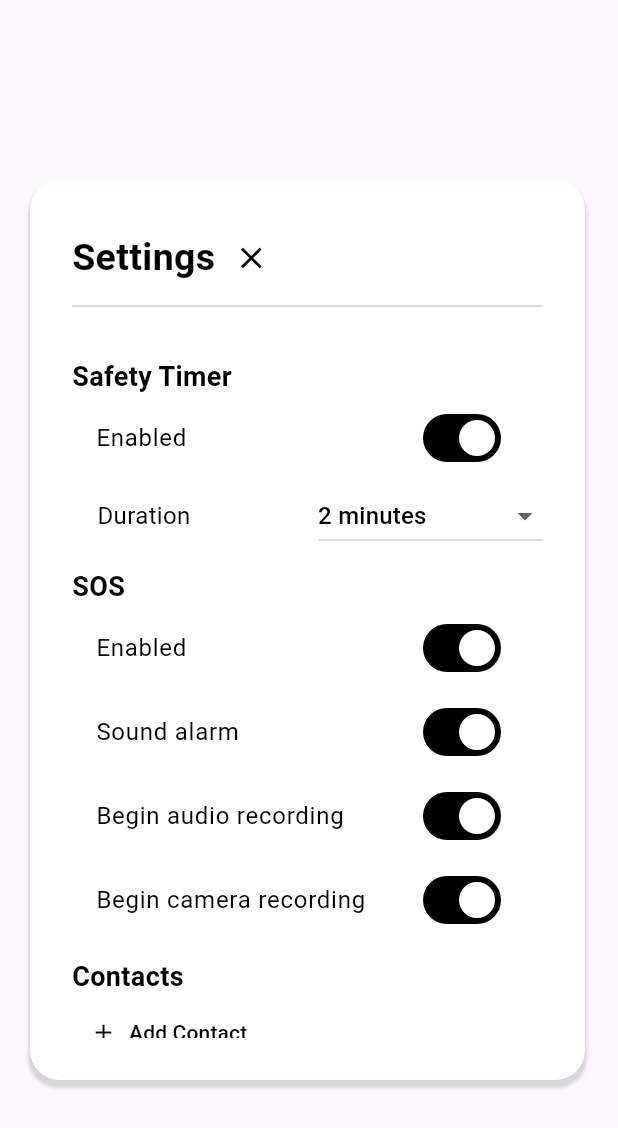
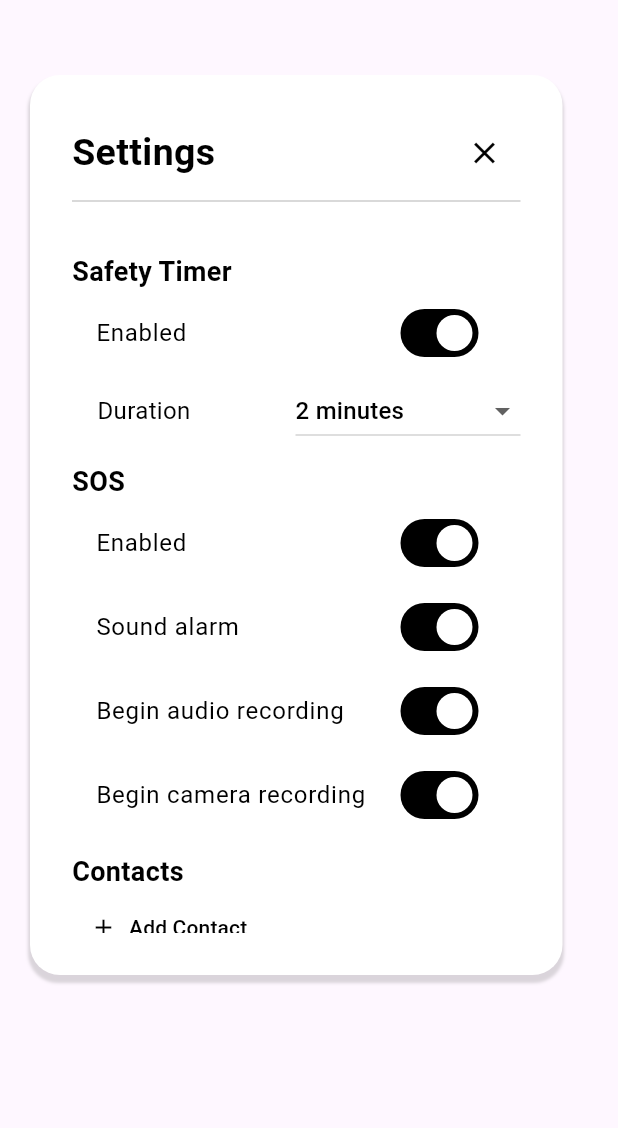
Before and after one commit to Reaper3484/TrustMap, a Flutter app: the HamburgerMenu widget shown alone on an empty page, opened directly, after a tap on the "menu" icon, on a phone screen of 412 x 824 dp. Shown: the top 1128 px of the screen. Run offline on Flutter 3.47's test engine with Material 3 defaults, Android fonts, the phone set to English and light mode, and no system bars; our stand-ins replace firebase_core, firebase_messaging, flutter_dotenv, flutter_local_notifications, google_maps_flutter, jwt_decoder and 3 more; accounts and stored records are empty.

Commit message:
Fixed up the UI

```diff
--- a/lib/google_map.dart
+++ b/lib/google_map.dart
@@ -469,8 +469,8 @@ class _GoogleMapFlutterState extends State<GoogleMapFlutter> {
 
           // Search Bar
           Positioned(
-            top: 40,
-            left: 20,
+            top: 50,
+            left: 90,
             right: 20,
             child: Column(
               children: [
@@ -575,7 +575,6 @@ class _GoogleMapFlutterState extends State<GoogleMapFlutter> {
 
           // Draggable Bottom Sheet (Overlay)
           ReviewSheet(reviews: _reviews, adminReviews: _adminReviews, safetyScore: currentSafetyScore, location: _droppedPinAddress),
-          HamburgerMenu(),
           // Refresh Button (Below Hamburger Menu)
           Positioned(
             top: 120, // Adjust as needed to position below the hamburger menu
@@ -615,6 +614,7 @@ class _GoogleMapFlutterState extends State<GoogleMapFlutter> {
             ),
           ),
 
+          HamburgerMenu(),
           Positioned(
             bottom: 50, // Adjust for vertical position
             right: 20, // Adjust for horizontal position
--- a/lib/hamburger.dart
+++ b/lib/hamburger.dart
@@ -108,7 +108,7 @@ void signOut(BuildContext context) {
     return Stack(
       children: [
         Positioned(
-          top: 120,
+          top: 50,
           left: 20,
           child: AnimatedContainer(
             duration: Duration(milliseconds: 250),
@@ -118,7 +118,7 @@ void signOut(BuildContext context) {
                 isMenuFullyExpanded = isMenuOpen;
               });
             },
-            width: isMenuOpen ? 370 : 60,
+            width: isMenuOpen ? 355 : 60,
             height: isMenuOpen ? 600 : 60,
             decoration: BoxDecoration(
               color: Colors.white,
@@ -138,7 +138,7 @@ void signOut(BuildContext context) {
                     child: Column(
                       children: [
                         Row(
-                          mainAxisAlignment: MainAxisAlignment.start,
+                          mainAxisAlignment: MainAxisAlignment.spaceBetween,
                           children: [
                             Text(
                               "Settings",
```
